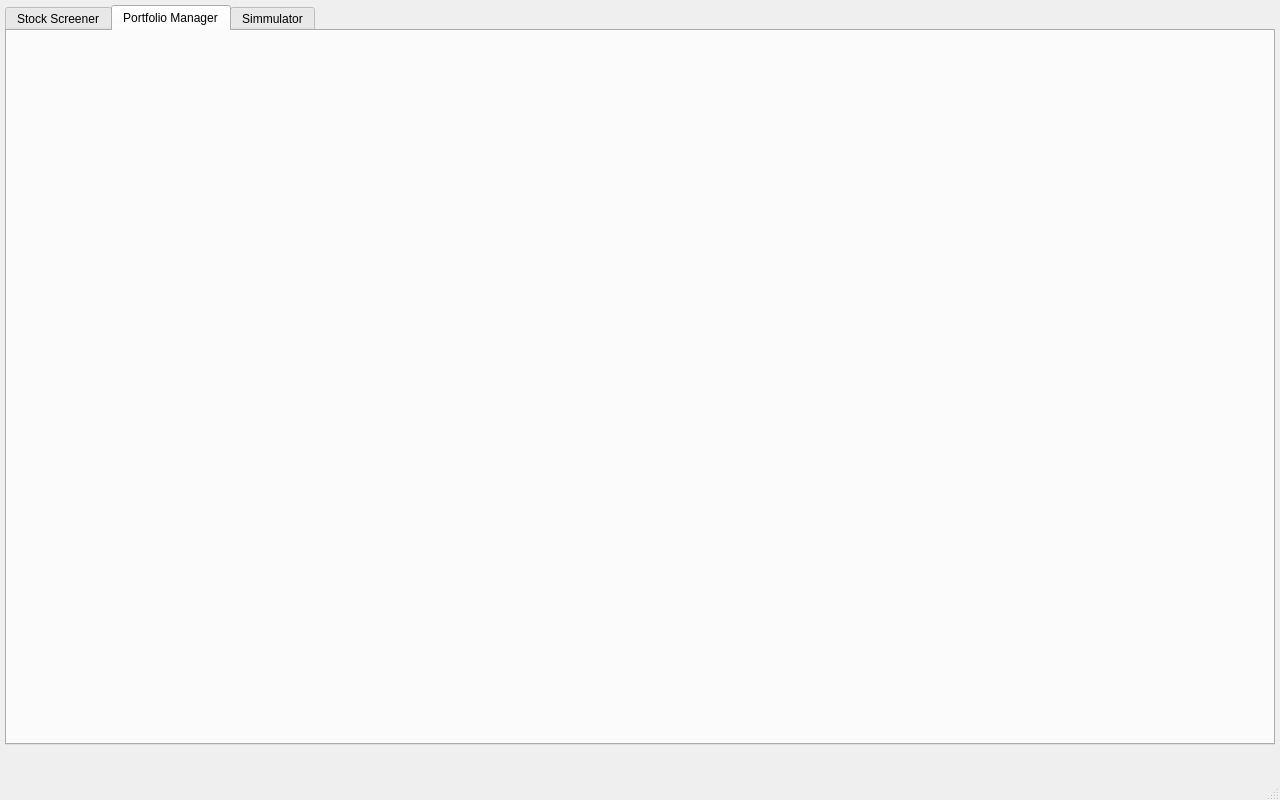
The window that QT/MainWindow.ui (Gendostie/market-analysis) describes before a commit, drawn with Qt 5.
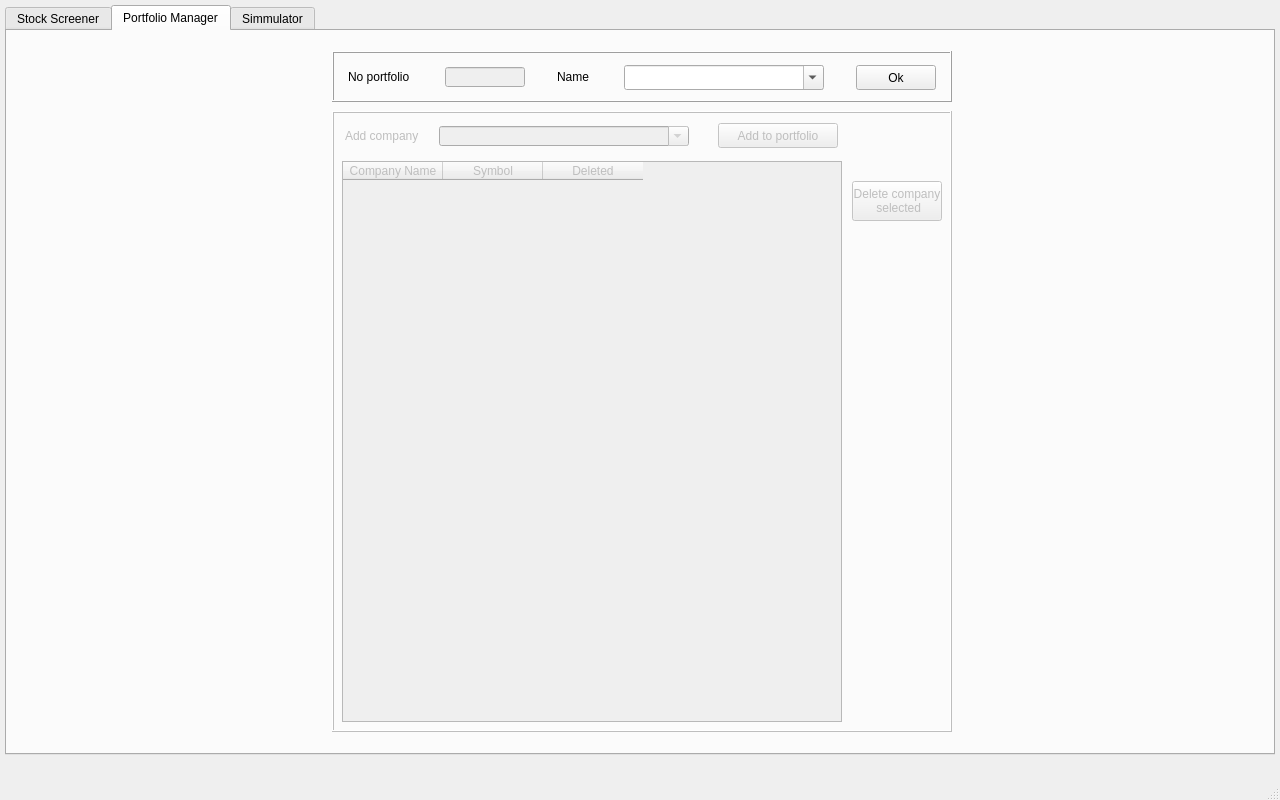
The same window after the commit. The open tabs and pages were chosen to show the change.

Commit message: -Add function to add company -Add function to delete companies -Correct bad merge with master branch -change call function create_data_table_stock_screener() to put in function setup_manager()

The edit to the form file:
```diff
--- a/QT/MainWindow.ui
+++ b/QT/MainWindow.ui
@@ -20,7 +20,7 @@
       <x>5</x>
       <y>5</y>
       <width>1270</width>
-      <height>740</height>
+      <height>750</height>
      </rect>
     </property>
     <property name="minimumSize">
@@ -2824,6 +2824,376 @@
      <attribute name="title">
       <string>Portfolio Manager</string>
      </attribute>
+     <widget class="QFrame" name="frame_portfolio">
+      <property name="enabled">
+       <bool>true</bool>
+      </property>
+      <property name="geometry">
+       <rect>
+        <x>325</x>
+        <y>20</y>
+        <width>620</width>
+        <height>51</height>
+       </rect>
+      </property>
+      <property name="frameShape">
+       <enum>QFrame::Box</enum>
+      </property>
+      <property name="frameShadow">
+       <enum>QFrame::Raised</enum>
+      </property>
+      <widget class="QWidget" name="horizontalLayoutWidget_3">
+       <property name="geometry">
+        <rect>
+         <x>5</x>
+         <y>6</y>
+         <width>611</width>
+         <height>41</height>
+        </rect>
+       </property>
+       <layout class="QHBoxLayout" name="horizontalLayout_portfolio">
+        <property name="spacing">
+         <number>6</number>
+        </property>
+        <item>
+         <widget class="QLabel" name="label_noPortfolio">
+          <property name="minimumSize">
+           <size>
+            <width>60</width>
+            <height>20</height>
+           </size>
+          </property>
+          <property name="maximumSize">
+           <size>
+            <width>80</width>
+            <height>20</height>
+           </size>
+          </property>
+          <property name="text">
+           <string>No portfolio</string>
+          </property>
+         </widget>
+        </item>
+        <item>
+         <widget class="QLineEdit" name="lineEdit_noPortfolio">
+          <property name="enabled">
+           <bool>false</bool>
+          </property>
+          <property name="minimumSize">
+           <size>
+            <width>60</width>
+            <height>20</height>
+           </size>
+          </property>
+          <property name="maximumSize">
+           <size>
+            <width>80</width>
+            <height>20</height>
+           </size>
+          </property>
+          <property name="maxLength">
+           <number>10</number>
+          </property>
+          <property name="alignment">
+           <set>Qt::AlignCenter</set>
+          </property>
+          <property name="placeholderText">
+           <string/>
+          </property>
+         </widget>
+        </item>
+        <item>
+         <spacer name="horizontalSpacer">
+          <property name="orientation">
+           <enum>Qt::Horizontal</enum>
+          </property>
+          <property name="sizeType">
+           <enum>QSizePolicy::Fixed</enum>
+          </property>
+          <property name="sizeHint" stdset="0">
+           <size>
+            <width>15</width>
+            <height>20</height>
+           </size>
+          </property>
+         </spacer>
+        </item>
+        <item>
+         <widget class="QLabel" name="label_portfolioName">
+          <property name="minimumSize">
+           <size>
+            <width>30</width>
+            <height>20</height>
+           </size>
+          </property>
+          <property name="maximumSize">
+           <size>
+            <width>50</width>
+            <height>20</height>
+           </size>
+          </property>
+          <property name="text">
+           <string>Name</string>
+          </property>
+         </widget>
+        </item>
+        <item>
+         <widget class="QComboBox" name="comboBox_portfolioManager_portfolio">
+          <property name="minimumSize">
+           <size>
+            <width>80</width>
+            <height>20</height>
+           </size>
+          </property>
+          <property name="maximumSize">
+           <size>
+            <width>200</width>
+            <height>25</height>
+           </size>
+          </property>
+          <property name="editable">
+           <bool>true</bool>
+          </property>
+         </widget>
+        </item>
+        <item>
+         <spacer name="horizontalSpacer_3">
+          <property name="orientation">
+           <enum>Qt::Horizontal</enum>
+          </property>
+          <property name="sizeType">
+           <enum>QSizePolicy::Fixed</enum>
+          </property>
+          <property name="sizeHint" stdset="0">
+           <size>
+            <width>15</width>
+            <height>20</height>
+           </size>
+          </property>
+         </spacer>
+        </item>
+        <item>
+         <widget class="QPushButton" name="btn_portfolio_ok">
+          <property name="minimumSize">
+           <size>
+            <width>40</width>
+            <height>20</height>
+           </size>
+          </property>
+          <property name="maximumSize">
+           <size>
+            <width>80</width>
+            <height>25</height>
+           </size>
+          </property>
+          <property name="text">
+           <string>Ok</string>
+          </property>
+         </widget>
+        </item>
+       </layout>
+      </widget>
+     </widget>
+     <widget class="QFrame" name="frame_managerPortfolio">
+      <property name="enabled">
+       <bool>false</bool>
+      </property>
+      <property name="geometry">
+       <rect>
+        <x>325</x>
+        <y>80</y>
+        <width>620</width>
+        <height>621</height>
+       </rect>
+      </property>
+      <property name="frameShape">
+       <enum>QFrame::Box</enum>
+      </property>
+      <property name="frameShadow">
+       <enum>QFrame::Raised</enum>
+      </property>
+      <widget class="QWidget" name="horizontalLayoutWidget_4">
+       <property name="geometry">
+        <rect>
+         <x>5</x>
+         <y>5</y>
+         <width>511</width>
+         <height>40</height>
+        </rect>
+       </property>
+       <layout class="QHBoxLayout" name="horizontalLayout_addCompany">
+        <item>
+         <widget class="QLabel" name="label_addCompany">
+          <property name="minimumSize">
+           <size>
+            <width>65</width>
+            <height>20</height>
+           </size>
+          </property>
+          <property name="maximumSize">
+           <size>
+            <width>80</width>
+            <height>20</height>
+           </size>
+          </property>
+          <property name="text">
+           <string>Add company</string>
+          </property>
+         </widget>
+        </item>
+        <item>
+         <widget class="QComboBox" name="comboBox_portfolioManager_addCompany">
+          <property name="minimumSize">
+           <size>
+            <width>80</width>
+            <height>20</height>
+           </size>
+          </property>
+          <property name="maximumSize">
+           <size>
+            <width>250</width>
+            <height>20</height>
+           </size>
+          </property>
+          <property name="editable">
+           <bool>true</bool>
+          </property>
+         </widget>
+        </item>
+        <item>
+         <spacer name="horizontalSpacer_4">
+          <property name="orientation">
+           <enum>Qt::Horizontal</enum>
+          </property>
+          <property name="sizeType">
+           <enum>QSizePolicy::Fixed</enum>
+          </property>
+          <property name="sizeHint" stdset="0">
+           <size>
+            <width>15</width>
+            <height>20</height>
+           </size>
+          </property>
+         </spacer>
+        </item>
+        <item>
+         <widget class="QPushButton" name="btn_addCompany">
+          <property name="minimumSize">
+           <size>
+            <width>85</width>
+            <height>20</height>
+           </size>
+          </property>
+          <property name="maximumSize">
+           <size>
+            <width>120</width>
+            <height>25</height>
+           </size>
+          </property>
+          <property name="text">
+           <string>Add to portfolio</string>
+          </property>
+         </widget>
+        </item>
+       </layout>
+      </widget>
+      <widget class="QTableWidget" name="tableWidget_portfolio">
+       <property name="geometry">
+        <rect>
+         <x>10</x>
+         <y>50</y>
+         <width>500</width>
+         <height>561</height>
+        </rect>
+       </property>
+       <property name="minimumSize">
+        <size>
+         <width>500</width>
+         <height>250</height>
+        </size>
+       </property>
+       <property name="maximumSize">
+        <size>
+         <width>600</width>
+         <height>570</height>
+        </size>
+       </property>
+       <property name="alternatingRowColors">
+        <bool>true</bool>
+       </property>
+       <property name="sortingEnabled">
+        <bool>true</bool>
+       </property>
+       <attribute name="horizontalHeaderCascadingSectionResizes">
+        <bool>true</bool>
+       </attribute>
+       <attribute name="horizontalHeaderMinimumSectionSize">
+        <number>50</number>
+       </attribute>
+       <attribute name="horizontalHeaderShowSortIndicator" stdset="0">
+        <bool>true</bool>
+       </attribute>
+       <attribute name="verticalHeaderVisible">
+        <bool>false</bool>
+       </attribute>
+       <attribute name="verticalHeaderMinimumSectionSize">
+        <number>30</number>
+       </attribute>
+       <attribute name="verticalHeaderShowSortIndicator" stdset="0">
+        <bool>true</bool>
+       </attribute>
+       <column>
+        <property name="text">
+         <string>Company Name</string>
+        </property>
+       </column>
+       <column>
+        <property name="text">
+         <string>Symbol</string>
+        </property>
+       </column>
+       <column>
+        <property name="text">
+         <string>Deleted</string>
+        </property>
+       </column>
+      </widget>
+      <widget class="QPushButton" name="btn_portfolio_delete_company_selected">
+       <property name="geometry">
+        <rect>
+         <x>520</x>
+         <y>70</y>
+         <width>90</width>
+         <height>40</height>
+        </rect>
+       </property>
+       <property name="minimumSize">
+        <size>
+         <width>90</width>
+         <height>20</height>
+        </size>
+       </property>
+       <property name="maximumSize">
+        <size>
+         <width>100</width>
+         <height>40</height>
+        </size>
+       </property>
+       <property name="autoFillBackground">
+        <bool>false</bool>
+       </property>
+       <property name="text">
+        <string>Delete company 
+ selected</string>
+       </property>
+       <property name="checkable">
+        <bool>false</bool>
+       </property>
+       <property name="autoDefault">
+        <bool>false</bool>
+       </property>
+      </widget>
+     </widget>
     </widget>
     <widget class="QWidget" name="tabSimmulator">
      <attribute name="title">
```
Left out of the diff: 14 changed lines with no effect on the pictures. The commit also changes 7 other files.
